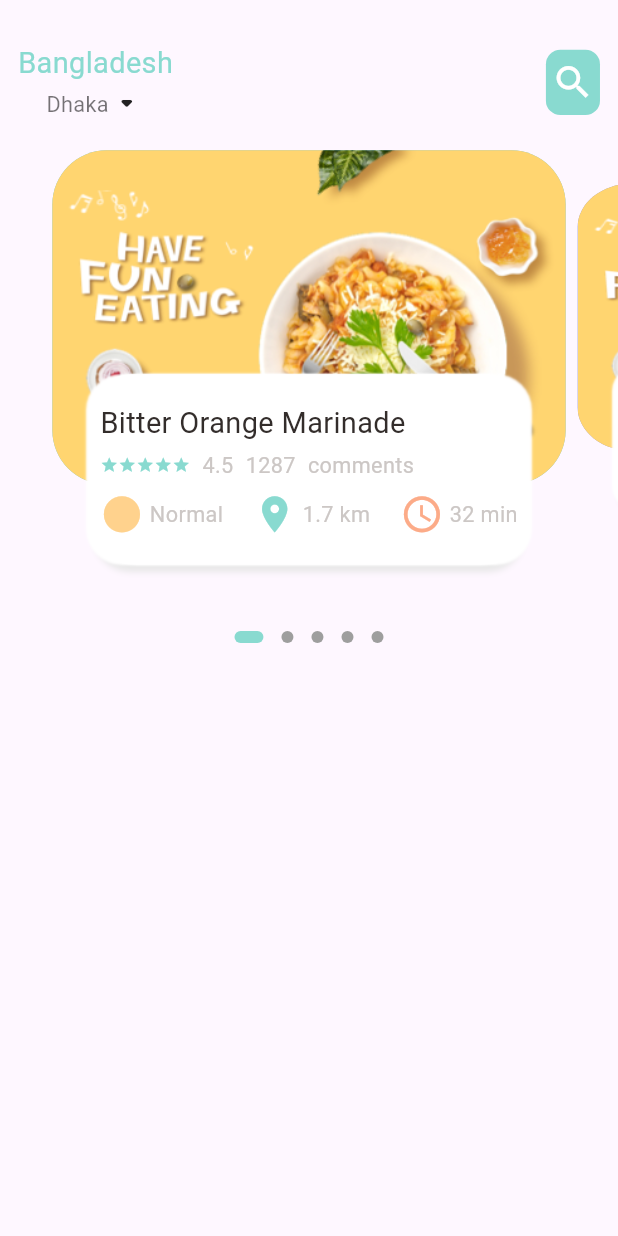
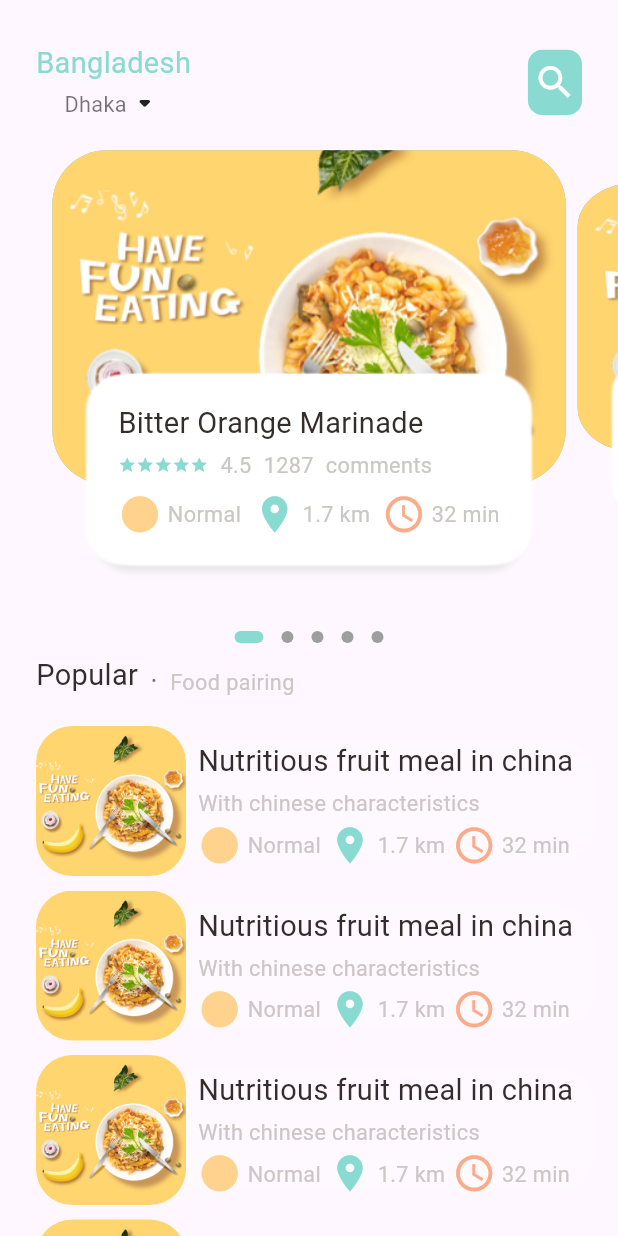
Before and after one commit to Tushar-ShahidurRahman/food_delivery_app, a Flutter app: the screen it shows after launch, on a phone screen of 412 x 824 dp. Run offline on Flutter 3.47's test engine with Material 2 defaults, Android fonts, the phone set to English and light mode, and no system bars; drawn by our look-alikes of dots_indicator; our stand-ins replace get.

Commit message:
Home page UI design finished

```diff
--- a/lib/home/food_page_body.dart
+++ b/lib/home/food_page_body.dart
@@ -57,6 +57,107 @@ class _FoodPageBodyState extends State<FoodPageBody> {
             activeSize: Size(Dimensions.height16, Dimensions.width8),
             activeShape: RoundedRectangleBorder(
                 borderRadius: BorderRadius.circular(Dimensions.radius4)),
+          ),
+        ),
+        //  Popular text
+        Container(
+          margin: EdgeInsets.only(left: Dimensions.width24),
+          child: Row(
+            crossAxisAlignment: CrossAxisAlignment.end,
+            children: [
+              BigText(text: 'Popular'),
+              SizedBox(width: Dimensions.width8),
+              Container(
+                margin: const EdgeInsets.only(bottom: 2),
+                child: BigText(text: '.', color: Colors.black54),
+              ),
+              SizedBox(width: Dimensions.width8),
+              Container(
+                margin: const EdgeInsets.only(bottom: 2),
+                child: SmallText(text: 'Food pairing'),
+              ),
+            ],
+          ),
+        ),
+        // LIST VIEW BUILDER started from here.
+        SizedBox(height: Dimensions.height16),
+        Container(
+          height: 800,
+          child: ListView.builder(
+            physics: NeverScrollableScrollPhysics(),
+            // shrinkWrap: true,
+            itemCount: 10,
+            itemBuilder: (context, index) {
+              return Container(
+                margin: EdgeInsets.only(
+                  left: Dimensions.width24,
+                  right: Dimensions.width16,
+                  bottom: Dimensions.height8,
+                ),
+                child: Row(
+                  children: [
+                    // I will show product image here.
+                    Container(
+                      height: 100,
+                      width: 100,
+                      decoration: BoxDecoration(
+                          borderRadius:
+                              BorderRadius.circular(Dimensions.radius20),
+                          color: Colors.white38,
+                          image: const DecorationImage(
+                            fit: BoxFit.cover,
+                            image: AssetImage('assets/image/food0.png'),
+                          )),
+                    ),
+                    //  Then i will show a column here...
+                    Expanded(
+                      child: Container(
+                        height: 80,
+                        decoration: BoxDecoration(
+                            color: Colors.white30,
+                            borderRadius: BorderRadius.only(
+                              topRight: Radius.circular(Dimensions.radius20),
+                              bottomRight: Radius.circular(Dimensions.radius20),
+                            )),
+                        child: Padding(
+                          padding: EdgeInsets.only(left: Dimensions.width8, right: Dimensions.width8),
+                          child: Column(
+                            mainAxisAlignment: MainAxisAlignment.center,
+                            crossAxisAlignment: CrossAxisAlignment.start,
+                            children: [
+                              BigText(text: 'Nutritious fruit meal in china'),
+                              SizedBox(height: Dimensions.height4),
+                              SmallText(text: 'With chinese characteristics'),
+                              SizedBox(height: Dimensions.height4),
+                              Row(
+                                mainAxisAlignment: MainAxisAlignment.spaceBetween,
+                                children: [
+                                  IconAndTextWidget(
+                                      icon: Icons.circle,
+                                      iconColor: AppColors.iconColor1,
+                                      text: 'Normal'),
+                                  IconAndTextWidget(
+                                      icon: Icons.location_on,
+                                      iconColor: AppColors.mainColor,
+                                      text: '1.7 km'),
+                                  Padding(
+                                    padding: EdgeInsets.only(right: Dimensions.width8),
+                                    child: IconAndTextWidget(
+                                        icon: Icons.access_time_sharp,
+                                        iconColor: AppColors.iconColor2,
+                                        text: '32 min'),
+                                  ),
+                                ],
+                              ),
+                            ],
+                          ),
+                        ),
+                      ),
+                    ),
+                  ],
+                ),
+              );
+            },
           ),
         ),
       ],
--- a/lib/home/main_food_page.dart
+++ b/lib/home/main_food_page.dart
@@ -25,11 +25,15 @@ class _MainFoodPageState extends State<MainFoodPage> {
             Container(
               //I will use the above container for changing color in the future. Now it is unnecessary.
               child: Padding(
-                padding: EdgeInsets.symmetric( vertical: Dimensions.height8, horizontal: Dimensions.width8),
+                padding: EdgeInsets.symmetric(
+                    vertical: Dimensions.height8,
+                    horizontal: Dimensions.width8),
                 // SHOWING THE HEADER
                 child: Container(
-                  margin: EdgeInsets.only(top: Dimensions.height16, bottom: Dimensions.height8),
-                  padding: EdgeInsets.only(left: Dimensions.width16, right: Dimensions.width16),
+                  margin: EdgeInsets.only(
+                      top: Dimensions.height16, bottom: Dimensions.height8),
+                  padding: EdgeInsets.only(
+                      left: Dimensions.width16, right: Dimensions.width16),
                   child: Row(
                     mainAxisAlignment: MainAxisAlignment.spaceBetween,
                     // mainAxisSize: MainAxisSize.min,
@@ -40,15 +44,14 @@ class _MainFoodPageState extends State<MainFoodPage> {
                           // row which have city name and dropdown menu.
                           mainAxisSize: MainAxisSize.min,
                           children: [
-                        BigText(text: 'Bangladesh', color: AppColors.mainColor),
+                            BigText(
+                                text: 'Bangladesh', color: AppColors.mainColor),
                             Row(
                               // This row is for the subtext and dropdown menu item
                               children: [
-                            SmallText(text:'Dhaka',
-                                color: Colors.black54
-                              ),
+                                SmallText(text: 'Dhaka', color: Colors.black54),
                                 // SizedBox(width: 10),
-                            Icon(Icons.arrow_drop_down_rounded),
+                                const Icon(Icons.arrow_drop_down_rounded),
                               ],
                             ),
                           ]),
@@ -57,10 +60,16 @@ class _MainFoodPageState extends State<MainFoodPage> {
                         child: Container(
                           height: Dimensions.height36,
                           width: Dimensions.width36,
-                          decoration: BoxDecoration(borderRadius: BorderRadius.circular(Dimensions.radius8),
+                          decoration: BoxDecoration(
+                            borderRadius:
+                                BorderRadius.circular(Dimensions.radius8),
                             color: AppColors.mainColor,
                           ),
-                          child: Icon(Icons.search, color: Colors.white,size: Dimensions.iconSize24,),
+                          child: Icon(
+                            Icons.search,
+                            color: Colors.white,
+                            size: Dimensions.iconSize24,
+                          ),
                         ),
                       ),
                     ],
@@ -69,7 +78,11 @@ class _MainFoodPageState extends State<MainFoodPage> {
               ),
             ),
             // SHOWING THE BODY
-            FoodPageBody(),
+            const Expanded(
+              child: SingleChildScrollView(
+                child: FoodPageBody(),
+              ),
+            ),
           ],
         ),
       ),
--- a/lib/utils/dimensions.dart
+++ b/lib/utils/dimensions.dart
@@ -22,7 +22,8 @@ class Dimensions{
   static double width4 = screenWidth/102.88;
   static double width8 = screenWidth/51.42;
   static double width10 = screenWidth/41.42;
-  static double width16 = screenWidth/102.9;
+  static double width16 = screenWidth/25.78;
+  static double width24 = screenWidth/17.15;
   static double width32 = screenWidth/12.9;
   static double width36 = screenWidth/11.43;
 
```
Lines whose indentation alone changed are shown as unchanged.
